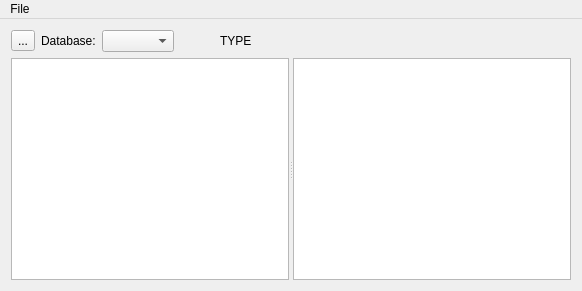
ferruccio/bdbvu, file mainwindow.ui: the form before one commit.
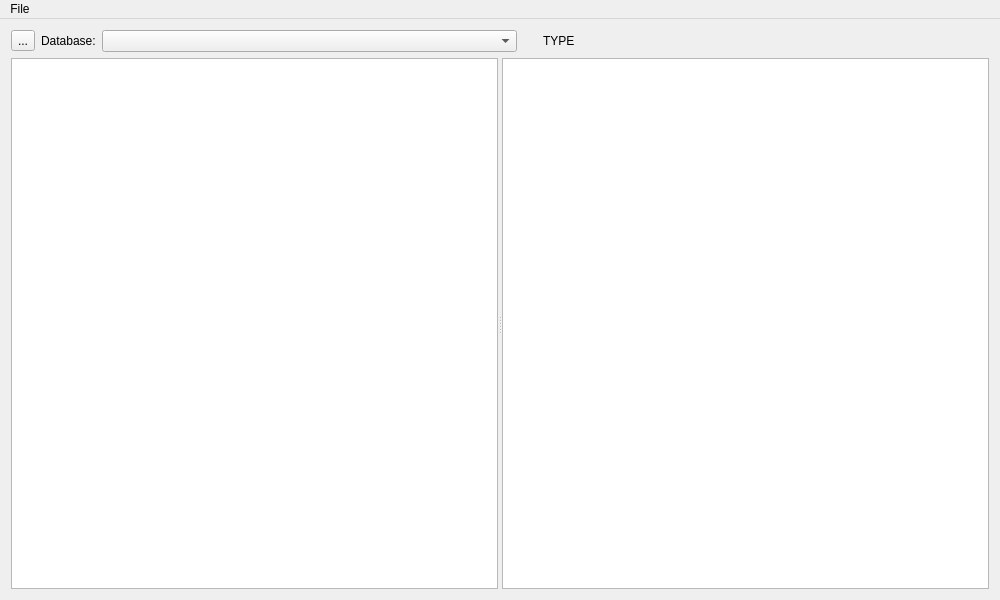
The form after the commit.

Commit message: Increase window size and the width of the dropdown box

```diff
--- a/mainwindow.ui
+++ b/mainwindow.ui
@@ -6,8 +6,8 @@
    <rect>
     <x>0</x>
     <y>0</y>
-    <width>582</width>
-    <height>291</height>
+    <width>1000</width>
+    <height>600</height>
    </rect>
   </property>
   <property name="windowTitle">
@@ -51,11 +51,14 @@
         <item>
          <widget class="QComboBox" name="databaseSelector">
           <property name="sizePolicy">
-           <sizepolicy hsizetype="Preferred" vsizetype="Fixed">
+           <sizepolicy hsizetype="Expanding" vsizetype="Fixed">
             <horstretch>0</horstretch>
             <verstretch>0</verstretch>
            </sizepolicy>
           </property>
+          <property name="sizeAdjustPolicy">
+           <enum>QComboBox::AdjustToContents</enum>
+          </property>
          </widget>
         </item>
         <item>
@@ -68,7 +71,7 @@
           </property>
           <property name="sizeHint" stdset="0">
            <size>
-            <width>40</width>
+            <width>20</width>
             <height>20</height>
            </size>
           </property>
@@ -94,7 +97,7 @@
           </property>
           <property name="sizeHint" stdset="0">
            <size>
-            <width>40</width>
+            <width>20</width>
             <height>20</height>
            </size>
           </property>
@@ -120,8 +123,8 @@
     <rect>
      <x>0</x>
      <y>0</y>
-     <width>582</width>
-     <height>22</height>
+     <width>1000</width>
+     <height>25</height>
     </rect>
    </property>
    <widget class="QMenu" name="menuFile">
```
Left out of the diff: 4 changed lines with no effect on the pictures. Lines whose indentation alone changed are shown as unchanged.
